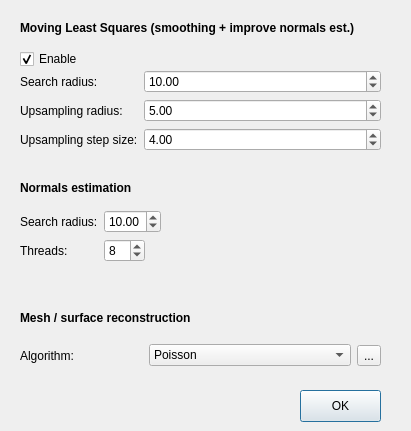
Above: visualization/cave_view/paramsdialog.ui from mathieu-clement/cs690-cave-surveying before the change. Below: the same form after it.
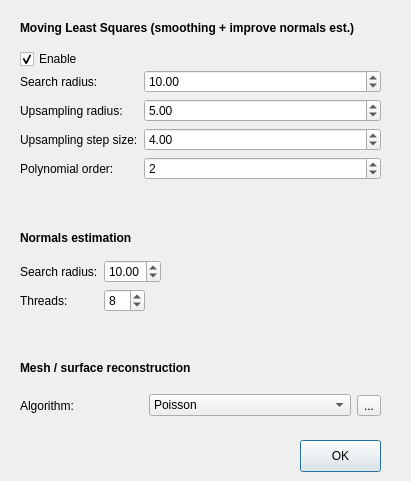
That is the form after the change.

Diff of the .ui file:
```diff
--- a/visualization/cave_view/paramsdialog.ui
+++ b/visualization/cave_view/paramsdialog.ui
@@ -7,7 +7,7 @@
     <x>0</x>
     <y>0</y>
     <width>411</width>
-    <height>431</height>
+    <height>481</height>
    </rect>
   </property>
   <property name="windowTitle">
@@ -41,7 +41,7 @@
      <x>20</x>
      <y>70</y>
      <width>361</width>
-     <height>94</height>
+     <height>141</height>
     </rect>
    </property>
    <layout class="QFormLayout" name="formLayout">
@@ -87,13 +87,33 @@
       </property>
      </widget>
     </item>
+    <item row="3" column="0">
+     <widget class="QLabel" name="label_10">
+      <property name="text">
+       <string>Polynomial order:</string>
+      </property>
+     </widget>
+    </item>
+    <item row="3" column="1">
+     <widget class="QSpinBox" name="mlsPolynomialOrderSpinBox">
+      <property name="minimum">
+       <number>1</number>
+      </property>
+      <property name="maximum">
+       <number>10</number>
+      </property>
+      <property name="value">
+       <number>2</number>
+      </property>
+     </widget>
+    </item>
    </layout>
   </widget>
   <widget class="QPushButton" name="okButton">
    <property name="geometry">
     <rect>
      <x>300</x>
-     <y>390</y>
+     <y>440</y>
      <width>81</width>
      <height>32</height>
     </rect>
@@ -122,7 +142,7 @@
    <property name="geometry">
     <rect>
      <x>20</x>
-     <y>310</y>
+     <y>360</y>
      <width>371</width>
      <height>16</height>
     </rect>
@@ -141,7 +161,7 @@
    <property name="geometry">
     <rect>
      <x>20</x>
-     <y>340</y>
+     <y>390</y>
      <width>361</width>
      <height>31</height>
     </rect>
@@ -181,7 +201,7 @@
    <property name="geometry">
     <rect>
      <x>20</x>
-     <y>210</y>
+     <y>260</y>
      <width>361</width>
      <height>81</height>
     </rect>
@@ -224,7 +244,7 @@
    <property name="geometry">
     <rect>
      <x>20</x>
-     <y>180</y>
+     <y>230</y>
      <width>361</width>
      <height>16</height>
     </rect>
```
Left out of the diff: 12 changed lines with no effect on the pictures.
